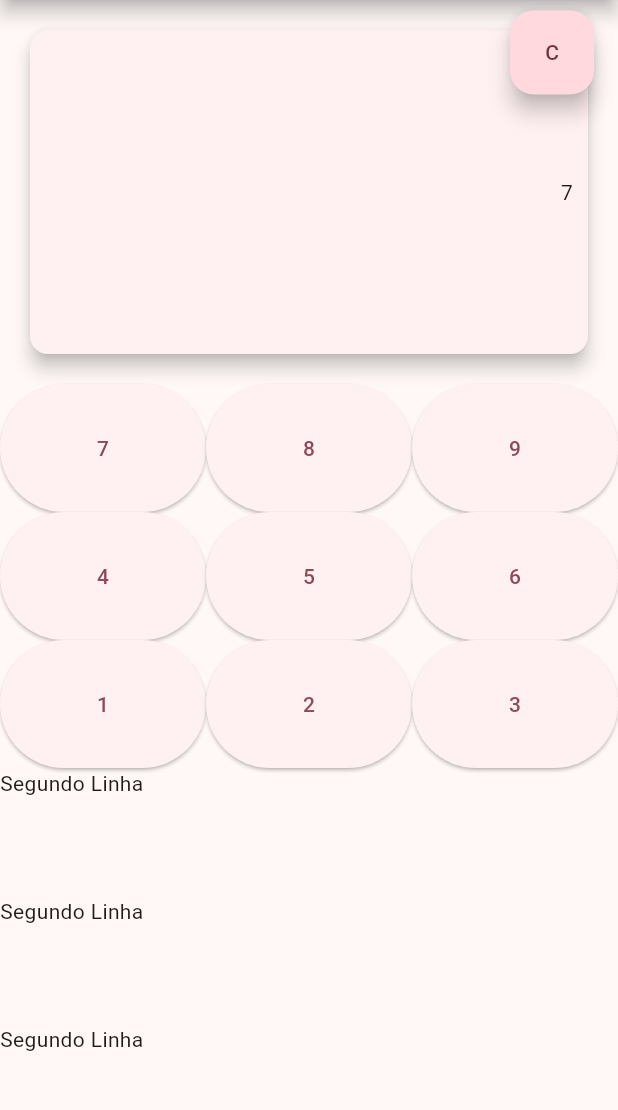
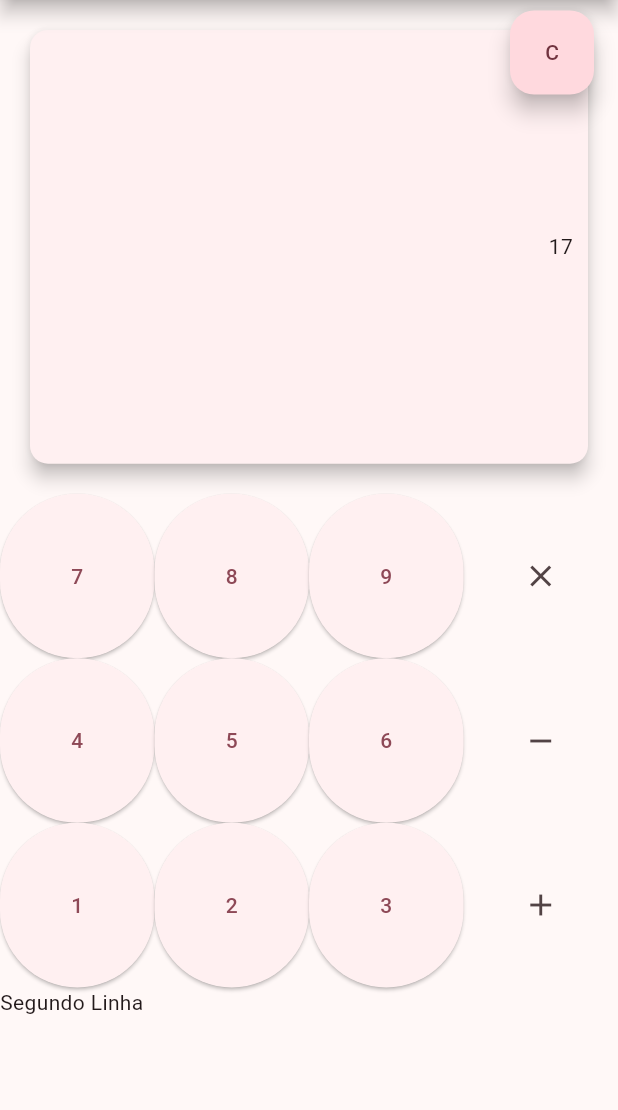
Before and after one commit to guirodriguezz/ProjetosFlutter, a Flutter app: the screen it shows after launch, after a tap on an icon or button, on a phone screen of 412 x 824 dp, the part 84-1194 px from its top. Run offline on Flutter 3.47's test engine with Material 3 defaults, Android fonts, the phone set to English and light mode, and no system bars.

Commit message:
Adicionando IconButtons dos operadores e criando sua lógica.

```diff
--- /dev/null
+++ b/lib/material_app_theme/OperadorButton.dart
@@ -0,0 +1,32 @@
+import 'package:flutter/material.dart';
+
+typedef OperadorPressedCallback = void Function(String);
+
+class OperadorButton extends StatelessWidget {
+  const OperadorButton(
+      {super.key, required this.operador, required this.onOperadorPressed});
+
+  final String operador;
+  final OperadorPressedCallback onOperadorPressed;
+
+  IconData mapOperadorToIcon() {
+    switch (operador) {
+      case 'x':
+        return Icons.close;
+      case '-':
+        return Icons.remove;
+      default:
+        return Icons.add;
+    }
+  }
+
+  @override
+  Widget build(BuildContext context) {
+    return Expanded(
+      child: IconButton(
+        onPressed: () => onOperadorPressed(operador),
+        icon: Icon(mapOperadorToIcon()),
+      ),
+    );
+  }
+}
--- a/lib/material_app_theme/display.dart
+++ b/lib/material_app_theme/display.dart
@@ -36,10 +36,7 @@ class _DisplayState extends State<Display> {
         debugPrint('Um clique');
         showEasteEgg(1, context);
       },
-      onDoubleTap: ()
-
-
-      {
+      onDoubleTap: () {
         debugPrint('Duplo clique');
         showEasteEgg(2, context);
       },
--- a/lib/material_app_theme/main.dart
+++ b/lib/material_app_theme/main.dart
@@ -1,3 +1,4 @@
+import 'package:calculadora_flutter/material_app_theme/OperadorButton.dart';
 import 'package:calculadora_flutter/material_app_theme/display.dart';
 import 'package:calculadora_flutter/material_app_theme/number_button.dart';
 import 'package:calculadora_flutter/material_app_theme/theme.dart';
@@ -31,18 +32,41 @@ class SimpleCalculator extends StatefulWidget {
 }
 
 class _SimpleCalculatorState extends State<SimpleCalculator> {
+  static const operadores = ['x', '-', '+'];
   String display = '0';
   String firstNumber = '';
+  String secondNumber = '';
+  String operador = '';
 
   void insert(String char) {
-    firstNumber += char;
+    if (operadores.contains(char)) {
+      operador = char;
+    } else {
+      if (operador.isEmpty) {
+        firstNumber += char;
+      } else {
+        secondNumber += char;
+      }
+    }
+
     setState(() {
-      display = firstNumber;
+      if (operador.isEmpty) {
+        display = firstNumber;
+      } else {
+        if (secondNumber.isEmpty) {
+          display = '$firstNumber $operador';
+        } else {
+          display = '$firstNumber $operador $secondNumber';
+        }
+      }
     });
   }
 
   void clear() {
     firstNumber = '';
+    operador = '';
+    secondNumber = '';
+
     setState(() {
       display = '0';
     });
@@ -87,6 +111,7 @@ class _SimpleCalculatorState extends State<SimpleCalculator> {
                   number: '9',
                   onNumberPressed: insert,
                 ),
+                OperadorButton(operador: 'x', onOperadorPressed: insert)
               ],
             ),
           ),
@@ -106,6 +131,7 @@ class _SimpleCalculatorState extends State<SimpleCalculator> {
                   number: '6',
                   onNumberPressed: insert,
                 ),
+                OperadorButton(operador: '-', onOperadorPressed: insert)
               ],
             ),
           ),
@@ -125,11 +151,10 @@ class _SimpleCalculatorState extends State<SimpleCalculator> {
                   number: '3',
                   onNumberPressed: insert,
                 ),
+                OperadorButton(operador: '+', onOperadorPressed: insert)
               ],
             ),
           ),
-          const Expanded(child: Text('Segundo Linha')),
-          const Expanded(child: Text('Segundo Linha')),
           const Expanded(child: Text('Segundo Linha')),
         ],
       ),
```
Also changed, not shown: lib/material_app_theme/number_button.dart (+2 -5 lines).
